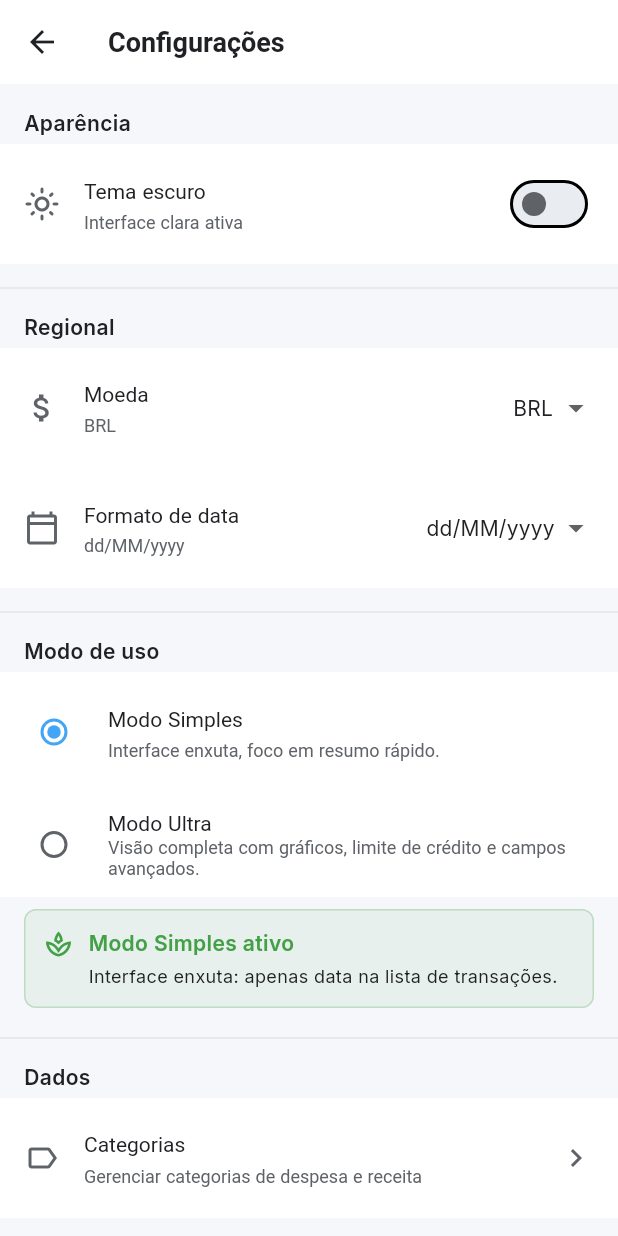
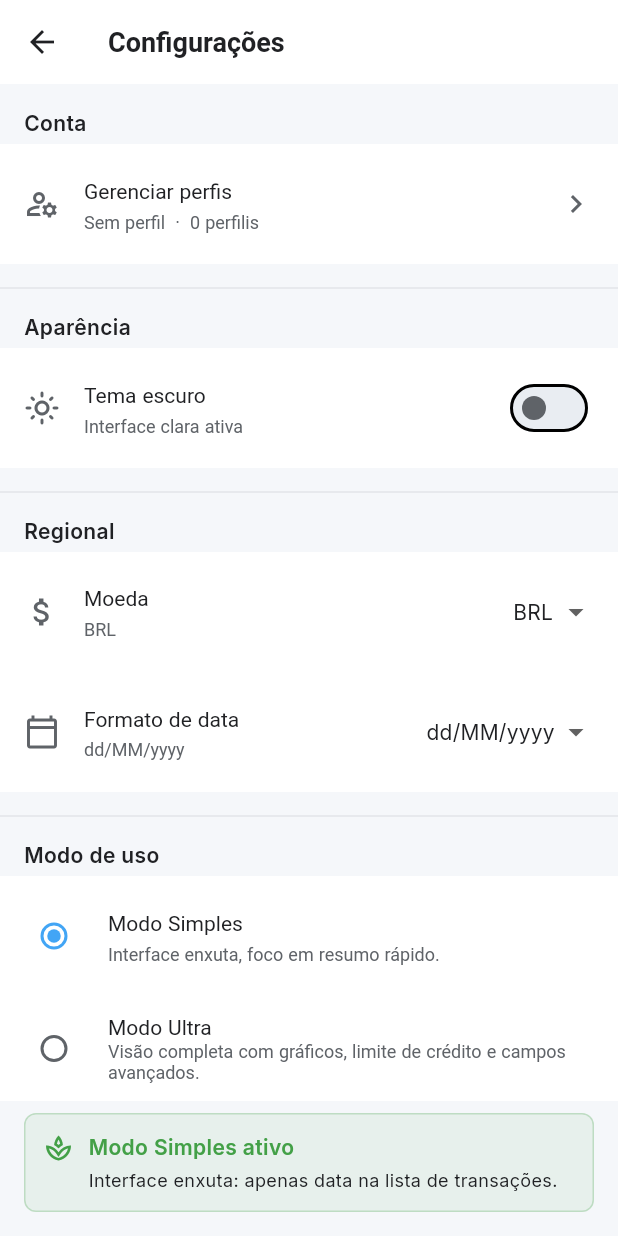
Before and after one commit to hiraokagabriel/FinMe, a Flutter app: the SettingsPage screen opened by its route, on a phone screen of 412 x 824 dp. Run offline on Flutter 3.47's test engine with Material 3 defaults, Android fonts, the phone set to English and light mode, and no system bars; our stand-ins replace csv, fl_chart, google_fonts, hive, hive_flutter; missing offline and left inert: file_selector; accounts and stored records are empty.

Commit message:
feat(settings): add 'Gerenciar perfis' tile → /profile-pick

```diff
--- a/lib/features/settings/presentation/settings_page.dart
+++ b/lib/features/settings/presentation/settings_page.dart
@@ -1,5 +1,6 @@
 import 'package:flutter/material.dart';
 
+import '../../../app/router.dart';
 import '../../../core/models/app_mode.dart';
 import '../../../core/services/app_mode_controller.dart';
 import '../../../core/services/auth_service.dart';
@@ -83,20 +84,48 @@ class _SettingsPageState extends State<SettingsPage> {
     final modeController  = AppModeController.instance;
     final themeController = ThemeController.instance;
     final profileService  = ProfileService.instance;
+    final auth            = AuthService.instance;
 
     return Scaffold(
       appBar: AppBar(title: const Text('Configurações')),
       body: AnimatedBuilder(
-        animation: Listenable.merge([modeController, themeController, profileService]),
+        animation: Listenable.merge([modeController, themeController, profileService, auth]),
         builder: (context, _) {
           final isUltra = modeController.mode == AppMode.ultra;
           final isDark  = themeController.isDark;
           final isDemo  = profileService.isDemoActive;
 
+          // Perfil ativo para exibir no tile
+          final profiles      = auth.profilesForActiveLogin;
+          final activeProfile = profiles
+              .where((p) => p.id == auth.activeProfileId)
+              .firstOrNull;
+          final profileLabel = activeProfile != null
+              ? '${activeProfile.avatarEmoji}  ${activeProfile.name}'
+              : auth.activeUsername ?? 'Sem perfil';
+          final profileCount = profiles.length;
+
           return ListView(
             children: [
+              // ── Conta / Perfis ──────────────────────────────────────────
               Padding(
                 padding: const EdgeInsets.fromLTRB(AppSpacing.lg, AppSpacing.lg, AppSpacing.lg, AppSpacing.xs),
+                child: Text('Conta', style: AppText.sectionLabel),
+              ),
+              ListTile(
+                leading: const Icon(Icons.manage_accounts_outlined),
+                title: const Text('Gerenciar perfis'),
+                subtitle: Text(
+                  '$profileLabel  ·  $profileCount perfil${profileCount != 1 ? 'is' : ''}',
+                ),
+                trailing: const Icon(Icons.chevron_right, color: AppColors.textSecondary),
+                onTap: () => Navigator.of(context).pushNamed(AppRouter.profilePick),
+              ),
+              const Divider(height: AppSpacing.h),
+
+              // ── Aparência ─────────────────────────────────────────────────
+              Padding(
+                padding: const EdgeInsets.fromLTRB(AppSpacing.lg, 0, AppSpacing.lg, AppSpacing.xs),
                 child: Text('Aparência', style: AppText.sectionLabel),
               ),
               SwitchListTile(
@@ -108,6 +137,7 @@ class _SettingsPageState extends State<SettingsPage> {
               ),
               const Divider(height: AppSpacing.h),
 
+              // ── Regional ───────────────────────────────────────────────────
               Padding(
                 padding: const EdgeInsets.fromLTRB(AppSpacing.lg, 0, AppSpacing.lg, AppSpacing.xs),
                 child: Text('Regional', style: AppText.sectionLabel),
@@ -140,6 +170,7 @@ class _SettingsPageState extends State<SettingsPage> {
               ),
               const Divider(height: AppSpacing.h),
 
+              // ── Modo de uso ───────────────────────────────────────────────
               Padding(
                 padding: const EdgeInsets.fromLTRB(AppSpacing.lg, 0, AppSpacing.lg, AppSpacing.xs),
                 child: Text('Modo de uso', style: AppText.sectionLabel),
@@ -168,6 +199,7 @@ class _SettingsPageState extends State<SettingsPage> {
               ),
               const Divider(height: AppSpacing.h),
 
+              // ── Dados ──────────────────────────────────────────────────────
               Padding(
                 padding: const EdgeInsets.fromLTRB(AppSpacing.lg, 0, AppSpacing.lg, AppSpacing.xs),
                 child: Text('Dados', style: AppText.sectionLabel),
@@ -183,6 +215,7 @@ class _SettingsPageState extends State<SettingsPage> {
               ),
               const Divider(height: AppSpacing.h),
 
+              // ── Benchmark ──────────────────────────────────────────────
               Padding(
                 padding: const EdgeInsets.fromLTRB(AppSpacing.lg, 0, AppSpacing.lg, AppSpacing.xs),
                 child: Text('Benchmark', style: AppText.sectionLabel),
```
